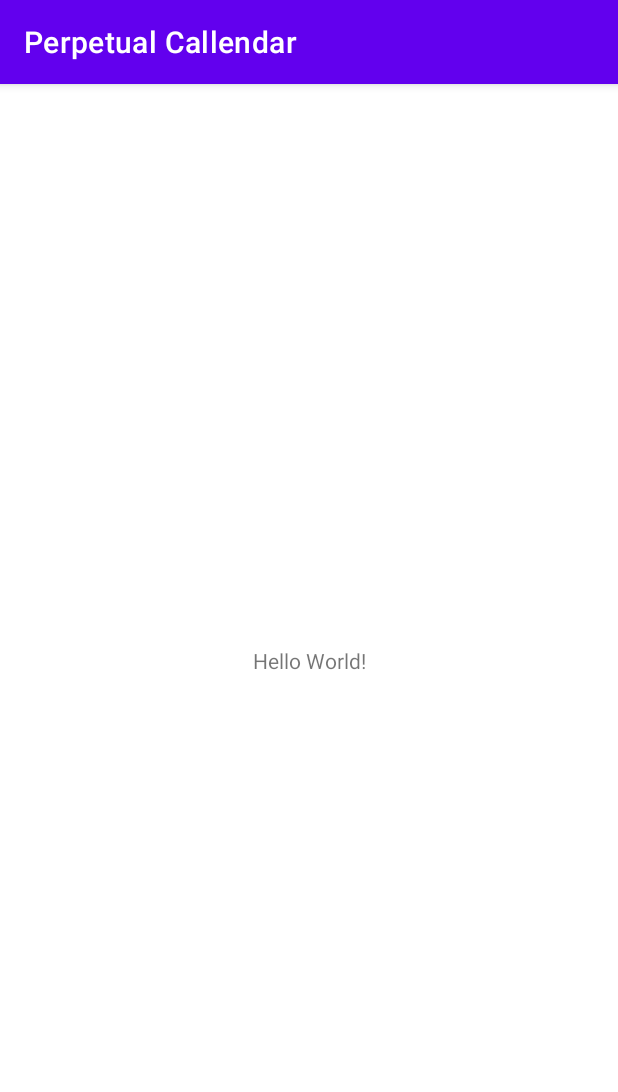
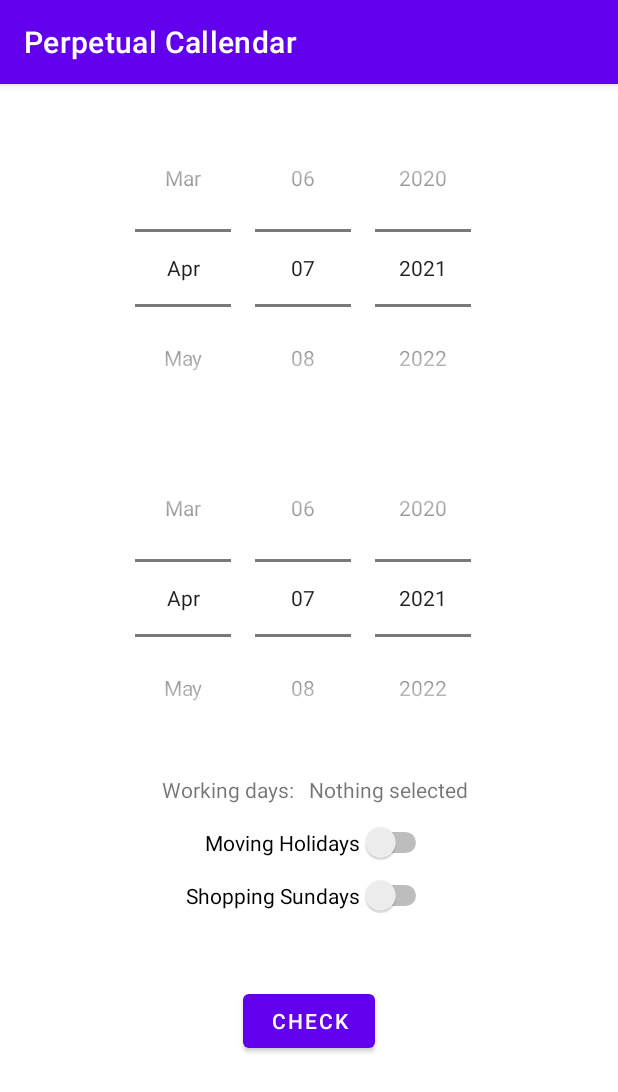
Before and after one commit to ptylczynski/perpetual-callendar, an Android app: the screen it shows after launch (MainActivity), on a phone screen of 412 x 824 dp. Shown: the top 1092 px of the screen. Run offline under Robolectric (Android 15) with nearby library versions, the phone set to English and light mode, and no system bars.

Commit message:
working days counter add

```diff
--- a/app/src/main/java/cloud/ptl/perpetualcallendar/MainActivity.java
+++ b/app/src/main/java/cloud/ptl/perpetualcallendar/MainActivity.java
@@ -1,14 +1,88 @@
 package cloud.ptl.perpetualcallendar;
 
+import androidx.annotation.Nullable;
+import androidx.annotation.RequiresApi;
 import androidx.appcompat.app.AppCompatActivity;
 
+import android.os.Build;
 import android.os.Bundle;
+import android.view.View;
+import android.widget.Button;
+import android.widget.DatePicker;
+import android.widget.Switch;
+import android.widget.TextView;
+
+import java.text.SimpleDateFormat;
 
 public class MainActivity extends AppCompatActivity {
 
+    private DatePicker datePicker_start;
+    private DatePicker datePicker_end;
+
+    private TextView textView_workingDays;
+
+    private Switch switch_movingHolidays;
+    private Switch switch_shoppingSundays;
+
+    private Button button_check;
+
+    @RequiresApi(api = Build.VERSION_CODES.O)
     @Override
     protected void onCreate(Bundle savedInstanceState) {
         super.onCreate(savedInstanceState);
         setContentView(R.layout.activity_main);
+
+        this.datePicker_start = findViewById(R.id.date_picker);
+        this.datePicker_end = findViewById(R.id.date_picker2);
+
+        this.textView_workingDays = findViewById(R.id.textView_working_days_output);
+
+        this.switch_movingHolidays = findViewById(R.id.switch_moving_holidays);
+        this.switch_shoppingSundays = findViewById(R.id.switch_shopping_sat);
+
+        this.button_check = findViewById(R.id.button_calculate);
+
+        Helpers.setCurrentDate(this.datePicker_start);
+        Helpers.setCurrentDate(this.datePicker_end);
+
+
+    }
+
+    @RequiresApi(api = Build.VERSION_CODES.O)
+    @Override
+    protected void onPostCreate(@Nullable Bundle savedInstanceState) {
+        super.onPostCreate(savedInstanceState);
+        this.datePicker_end.setOnDateChangedListener((view, year, monthOfYear, dayOfMonth) -> {
+            if (Build.VERSION.SDK_INT >= Build.VERSION_CODES.R) {
+                this.textView_workingDays.setText(
+                        Helpers.workingDays(
+                                this.datePicker_start,
+                                this.datePicker_end
+                        ).toString()
+                );
+            }
+        });
+        this.datePicker_start.setOnDateChangedListener((view, year, monthOfYear, dayOfMonth) -> {
+            if (Build.VERSION.SDK_INT >= Build.VERSION_CODES.R) {
+                this.textView_workingDays.setText(
+                        Helpers.workingDays(
+                                this.datePicker_start,
+                                this.datePicker_end
+                        ).toString()
+                );
+            }
+        });
+
+        this.switch_shoppingSundays.setOnClickListener(v -> {
+            this.switch_movingHolidays.setChecked(false);
+        });
+
+        this.switch_movingHolidays.setOnClickListener(v -> {
+            this.switch_shoppingSundays.setChecked(false);
+        });
+
+        this.button_check.setOnClickListener(v -> {
+
+        });
     }
 }
--- a/app/src/main/res/layout/activity_main.xml
+++ b/app/src/main/res/layout/activity_main.xml
@@ -6,13 +6,80 @@
     android:layout_height="match_parent"
     tools:context=".MainActivity">
 
-    <TextView
+    <DatePicker
+        android:id="@+id/date_picker"
         android:layout_width="wrap_content"
         android:layout_height="wrap_content"
-        android:text="Hello World!"
+        android:calendarViewShown="false"
+        android:datePickerMode="spinner"
         app:layout_constraintBottom_toBottomOf="parent"
-        app:layout_constraintLeft_toLeftOf="parent"
-        app:layout_constraintRight_toRightOf="parent"
-        app:layout_constraintTop_toTopOf="parent" />
+        app:layout_constraintEnd_toEndOf="parent"
+        app:layout_constraintStart_toStartOf="parent"
+        app:layout_constraintTop_toTopOf="parent"
+        app:layout_constraintVertical_bias="0.03" />
+
+    <DatePicker
+        android:id="@+id/date_picker2"
+        android:layout_width="wrap_content"
+        android:layout_height="wrap_content"
+        android:layout_marginTop="8dp"
+        android:calendarViewShown="false"
+        android:datePickerMode="spinner"
+        app:layout_constraintEnd_toEndOf="parent"
+        app:layout_constraintStart_toStartOf="parent"
+        app:layout_constraintTop_toBottomOf="@+id/date_picker" />
+
+    <Switch
+        android:id="@+id/switch_moving_holidays"
+        android:layout_width="wrap_content"
+        android:layout_height="wrap_content"
+        android:layout_marginTop="12dp"
+        android:text="Moving Holidays"
+        app:layout_constraintEnd_toEndOf="parent"
+        app:layout_constraintHorizontal_bias="0.524"
+        app:layout_constraintStart_toStartOf="parent"
+        app:layout_constraintTop_toBottomOf="@+id/textView_working_days" />
+
+    <TextView
+        android:id="@+id/textView_working_days"
+        android:layout_width="wrap_content"
+        android:layout_height="wrap_content"
+        android:layout_marginStart="108dp"
+        android:layout_marginTop="12dp"
+        android:text="Working days:"
+        app:layout_constraintStart_toStartOf="parent"
+        app:layout_constraintTop_toBottomOf="@+id/date_picker2" />
+
+    <TextView
+        android:id="@+id/textView_working_days_output"
+        android:layout_width="wrap_content"
+        android:layout_height="wrap_content"
+        android:layout_marginTop="12dp"
+        android:text="Nothing selected"
+        app:layout_constraintEnd_toEndOf="parent"
+        app:layout_constraintHorizontal_bias="0.091"
+        app:layout_constraintStart_toEndOf="@+id/textView_working_days"
+        app:layout_constraintTop_toBottomOf="@+id/date_picker2" />
+
+    <Switch
+        android:id="@+id/switch_shopping_sat"
+        android:layout_width="wrap_content"
+        android:layout_height="wrap_content"
+        android:layout_marginTop="8dp"
+        android:text="Shopping Sundays"
+        app:layout_constraintEnd_toEndOf="parent"
+        app:layout_constraintStart_toStartOf="parent"
+        app:layout_constraintTop_toBottomOf="@+id/switch_moving_holidays" />
+
+    <Button
+        android:id="@+id/button_calculate"
+        android:layout_width="wrap_content"
+        android:layout_height="wrap_content"
+        android:text="Check"
+        app:layout_constraintBottom_toBottomOf="parent"
+        app:layout_constraintEnd_toEndOf="parent"
+        app:layout_constraintStart_toStartOf="parent"
+        app:layout_constraintTop_toBottomOf="@+id/switch_shopping_sat"
+        app:layout_constraintVertical_bias="0.279" />
 
 </androidx.constraintlayout.widget.ConstraintLayout>
```
Also changed, not shown: app/src/main/java/cloud/ptl/perpetualcallendar/Helpers.java (+193 -0 lines).
